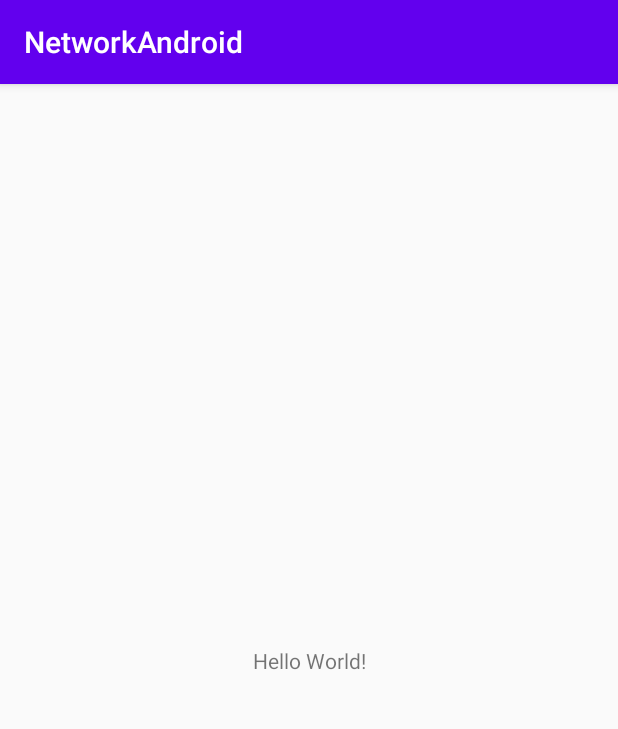
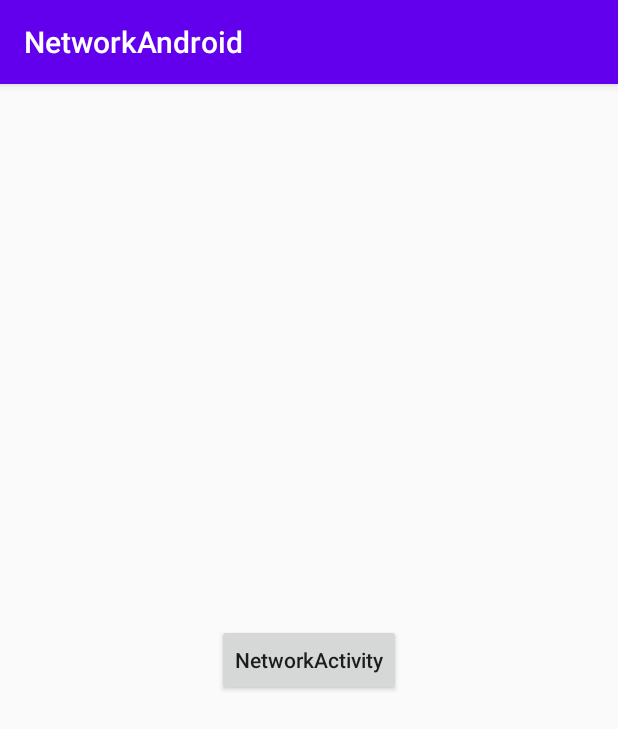
Before and after one commit to CorporateTraining/NetworkAndroid, an Android app: the screen it shows after launch (MainActivity), on a phone screen of 412 x 824 dp. Shown: the top 729 px of the screen. Run offline under Robolectric (Android 15) with nearby library versions, the phone set to English and light mode, and no system bars; our stand-ins replace RxJava.

Commit message:
[Huanhuan]: finish network  practice.

```diff
--- a/app/src/main/AndroidManifest.xml
+++ b/app/src/main/AndroidManifest.xml
@@ -1,7 +1,7 @@
 <?xml version="1.0" encoding="utf-8"?>
 <manifest xmlns:android="http://schemas.android.com/apk/res/android"
     package="com.example.networkandroid">
-
+    <uses-permission android:name="android.permission.INTERNET"/>
     <application
         android:allowBackup="true"
         android:icon="@mipmap/ic_launcher"
--- a/app/src/main/res/layout/activity_main.xml
+++ b/app/src/main/res/layout/activity_main.xml
@@ -6,10 +6,12 @@
     android:layout_height="match_parent"
     tools:context=".MainActivity">
 
-    <TextView
+    <Button
+        android:id="@+id/network_activity"
         android:layout_width="wrap_content"
         android:layout_height="wrap_content"
-        android:text="Hello World!"
+        android:text="@string/network_activity"
+        android:textAllCaps="false"
         app:layout_constraintBottom_toBottomOf="parent"
         app:layout_constraintLeft_toLeftOf="parent"
         app:layout_constraintRight_toRightOf="parent"
--- a/app/src/main/res/values/strings.xml
+++ b/app/src/main/res/values/strings.xml
@@ -1,3 +1,4 @@
 <resources>
     <string name="app_name">NetworkAndroid</string>
+    <string name="network_activity">NetworkActivity</string>
 </resources>
```
Also changed, not shown: app/build.gradle (+8 -1 lines), app/src/main/java/com/example/networkandroid/MainActivity.java (+52 -0 lines).
